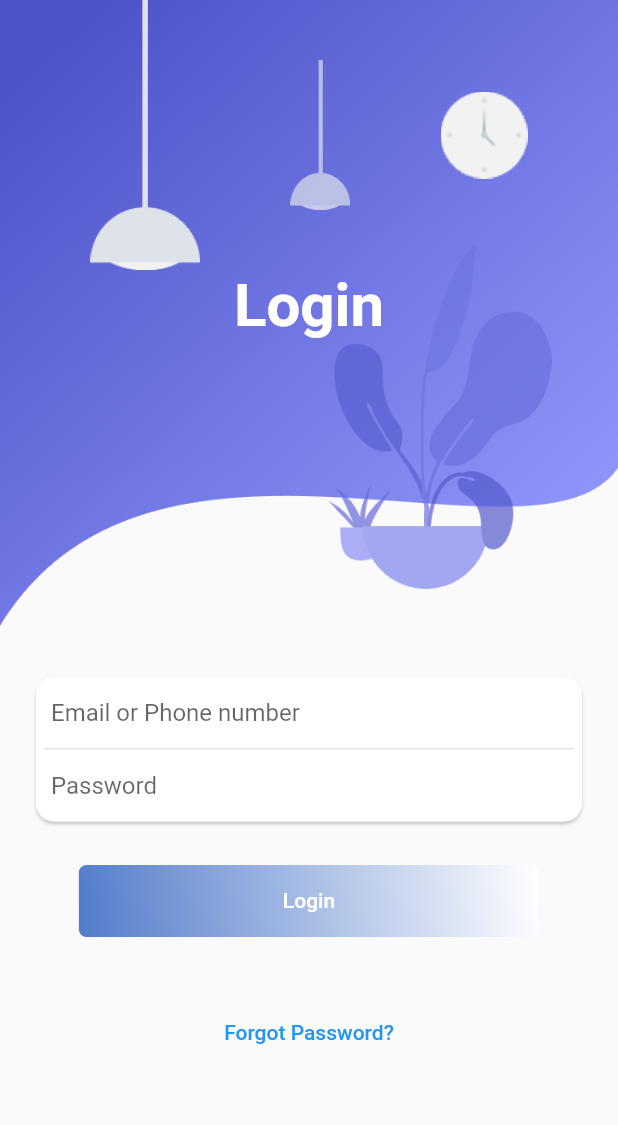
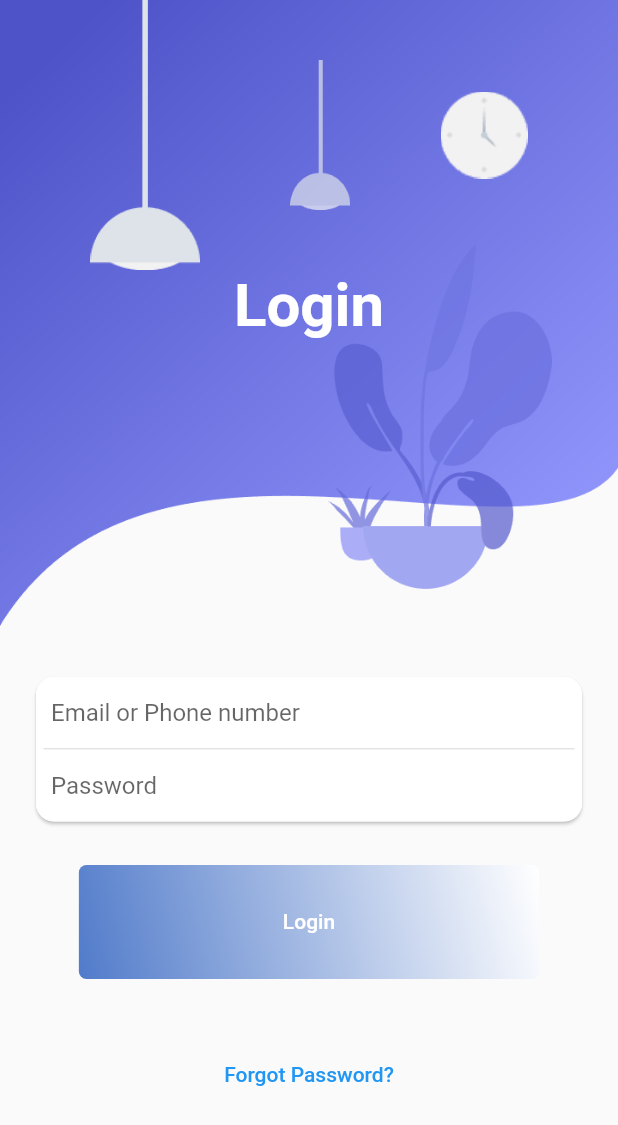
Before and after one commit to NeloverWAburas/LogInRepo, a Flutter app: the screen it shows after launch, on a phone screen of 412 x 824 dp. Shown: the top 1125 px of the screen. Run offline on Flutter 3.47's test engine with Material 2 defaults, Android fonts, the phone set to English and light mode, and no system bars.

```diff
--- a/lib/screens/login_screen.dart
+++ b/lib/screens/login_screen.dart
@@ -91,7 +91,10 @@ class LoginScreen extends StatelessWidget {
                 ),
                 child: ElevatedButton(
                   onPressed: () {},
-                  child: Padding(padding: EdgeInsets.symmetric(horizontal:120),child:Text("Login"),),
+                  child: Padding(
+                    padding: EdgeInsets.symmetric(horizontal: 120,vertical: 30),
+                    child: Text("Login"),
+                  ),
                   style: ElevatedButton.styleFrom(
                     primary: Colors.transparent,
                     onSurface: Colors.transparent,
```
Also changed, not shown: 1 other file.
